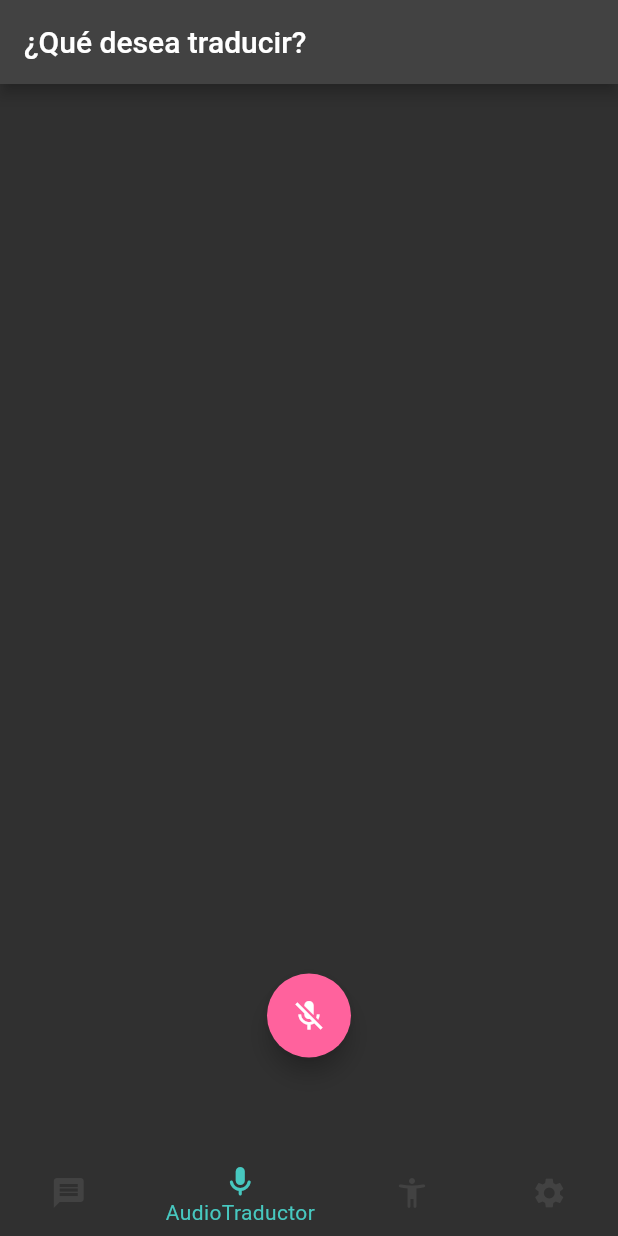
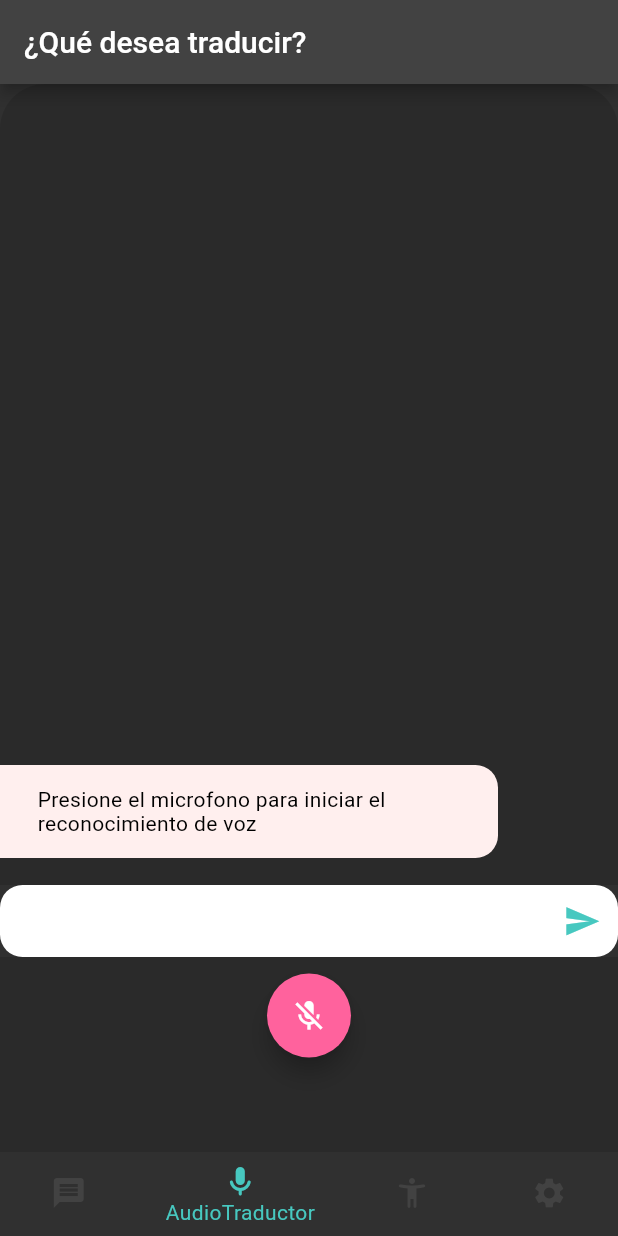
Before and after one commit to Motano/app-pi-gpi, a Flutter app: the screen it shows after launch, on a phone screen of 412 x 824 dp. Run offline on Flutter 3.47's test engine with Material 2 defaults, Android fonts, the phone set to English and light mode, and no system bars; drawn by our look-alikes of avatar_glow; our stand-ins replace bubble, hive, hive_flutter, speech_to_text; accounts and stored records are empty.

Commit message:
AudioScreen funcionando

```diff
--- a/aplicacionpi/lib/models/messages.dart
+++ b/aplicacionpi/lib/models/messages.dart
@@ -6,8 +6,8 @@ class Message implements Listamensajes {
   Message(this.body, this.isMe);
 }
 
-class Respuesta implements Listamensajes {
-  final String respuesta;
+class RutaApi implements Listamensajes {
+  final String rutaApi;
 
-  Respuesta(this.respuesta);
+  RutaApi(this.rutaApi);
 }
--- a/aplicacionpi/lib/screens/audio_screen.dart
+++ b/aplicacionpi/lib/screens/audio_screen.dart
@@ -2,9 +2,8 @@ import 'package:avatar_glow/avatar_glow.dart';
 import 'package:flutter/material.dart';
 import 'package:speech_to_text/speech_recognition_result.dart';
 import 'package:speech_to_text/speech_to_text.dart';
-import 'package:bubble/bubble.dart';
-
-import 'burbuja.dart';
+import 'package:aplicacionpi/models/messages.dart';
+import 'package:aplicacionpi/functions/functions.dart';
 
 class AudioScreen extends StatefulWidget {
   const AudioScreen({Key? key}) : super(key: key);
@@ -16,7 +15,11 @@ class _AudioScreenState extends State<AudioScreen> {
   final SpeechToText _speech = SpeechToText();
   bool _speechEnabled = false;
   String _text = '';
-  List<List<String>> burbujas = [];
+  String traducir = "";
+  List<Message> _mensajes = [
+    Message(
+        "Presione el microfono para iniciar el reconocimiento de voz", false),
+  ];
 
   @override
   void initState() {
@@ -31,33 +34,42 @@ class _AudioScreenState extends State<AudioScreen> {
 
   void _startListening() async {
     await _speech.listen(onResult: _onSpeechResult);
-    setState(() {
-    });
+    setState(() {});
   }
 
   void _stopListening() async {
     await _speech.stop();
-    if(_text != ""){
-      setState(() {
-        //aca deberiamos llamar la api antes de crear la burbuja
-        burbujas.add(
-          [_text, '...'],
-        );
-        _text = "";
-      });
-    } else {
-      // si no hay texto igual hay que refrescar la app
-      setState(() {
-        //_text = "";
-      });
-    }
+    setState(() {});
   }
 
   void _onSpeechResult(SpeechRecognitionResult result) {
     setState(() {
       _text = result.recognizedWords;
     });
-    _stopListening(); // si quito esta linea se bugea en mala XD
+  }
+
+  _buildMessage(Message message, bool isMe) {
+    return Container(
+      margin: isMe
+          ? EdgeInsets.only(top: 8.0, bottom: 8.0, left: 80.0)
+          : EdgeInsets.only(top: 8.0, bottom: 8.0, right: 80.0),
+      padding: EdgeInsets.symmetric(horizontal: 25.0, vertical: 15.0),
+      decoration: BoxDecoration(
+          color: isMe ? Theme.of(context).accentColor : Color(0xFFFFEFEE),
+          borderRadius: isMe
+              ? BorderRadius.only(
+                  topLeft: Radius.circular(15.0),
+                  bottomLeft: Radius.circular(15.0),
+                )
+              : BorderRadius.only(
+                  topRight: Radius.circular(15.0),
+                  bottomRight: Radius.circular(15.0),
+                )),
+      child: Text(
+        message.body,
+        style: TextStyle(color: Colors.black),
+      ),
+    );
   }
 
   @override
@@ -66,22 +78,83 @@ class _AudioScreenState extends State<AudioScreen> {
       appBar: AppBar(
         title: const Text('¿Qué desea traducir?'),
       ),
-      body: Center(
-        child: ListView(
-          children: <Widget> [
-            for (var i in burbujas)
-              Burbuja(i[0], i[1])
-            ,
-            if (_speech.isListening)
-              Bubble(
-                margin: BubbleEdges.only(top: 10),
-                alignment: Alignment.topRight,
-                nip: BubbleNip.rightTop,
-                color: Color.fromRGBO(225, 255, 199, 1.0),
-                child: Text(_text, textAlign: TextAlign.right, style: TextStyle(color: Colors.black)),
+      body: GestureDetector(
+        onTap: () => FocusScope.of(context).unfocus(),
+        child: Column(
+          children: <Widget>[
+            Expanded(
+              child: Container(
+                decoration: BoxDecoration(
+                    color: Colors.black12,
+                    borderRadius: BorderRadius.only(
+                      topLeft: Radius.circular(30.0),
+                      topRight: Radius.circular(30.0),
+                    )),
+                child: ClipRRect(
+                  borderRadius: BorderRadius.only(
+                    topLeft: Radius.circular(30.0),
+                    topRight: Radius.circular(30.0),
+                  ),
+                  child: ListView.builder(
+                    reverse: true,
+                    padding: EdgeInsets.only(top: 15.0, bottom: 10),
+                    itemCount: _mensajes.length,
+                    itemBuilder: (BuildContext context, int index) {
+                      final Message message = _mensajes[index];
+                      bool isMe = message.isMe;
+                      return _buildMessage(message, isMe);
+                    },
+                  ),
+                ),
               ),
+            ),
+            Container(
+                decoration: BoxDecoration(
+                    color: Colors.white,
+                    borderRadius: BorderRadius.only(
+                      topLeft: Radius.circular(15.0),
+                      topRight: Radius.circular(15.0),
+                      bottomLeft: Radius.circular(15.0),
+                      bottomRight: Radius.circular(15.0),
+                    )),
+                padding: EdgeInsets.only(bottom: 0),
+                child: Row(
+                  children: [
+                    Expanded(
+                      child: Text(
+                        _speechEnabled ? '$_text' : 'Speech no está disponible',
+                        style: TextStyle(color: Colors.black),
+                        textAlign: TextAlign.center,
+                      ),
+                    ),
+                    IconButton(
+                      icon: Icon(Icons.send),
+                      iconSize: 25.0,
+                      color: Theme.of(context).primaryColor,
+                      onPressed: () async {
+                        traducir = _text;
+                        String translate = await postRequest(traducir);
+                        List<String> traducido = translate.split(":");
+                        traducido[1] = traducido[1]
+                            .replaceAll("}", "")
+                            .replaceAll('"', "");
+                        String traducidox = traducido[1][0].toUpperCase() +
+                            traducido[1].substring(1);
+                        setState(() {
+                          _mensajes.insert(0, Message(traducir, true));
+                          _mensajes.insert(0, Message(traducidox, false));
+                          _text = "";
+                        });
+                      },
+                    )
+                  ],
+                )),
+            Container(
+              padding: EdgeInsets.only(bottom: 130),
+              color: Colors.black12,
+            ),
           ],
-        )
+        ),
       ),
       floatingActionButtonLocation: FloatingActionButtonLocation.centerFloat,
       floatingActionButton: AvatarGlow(
```
Also changed, not shown: aplicacionpi/lib/functions/functions.dart (added, +20 -0 lines), aplicacionpi/lib/screens/chat_screen.dart (+2 -15 lines), aplicacionpi/lib/screens/config.dart (+1 -11 lines).
